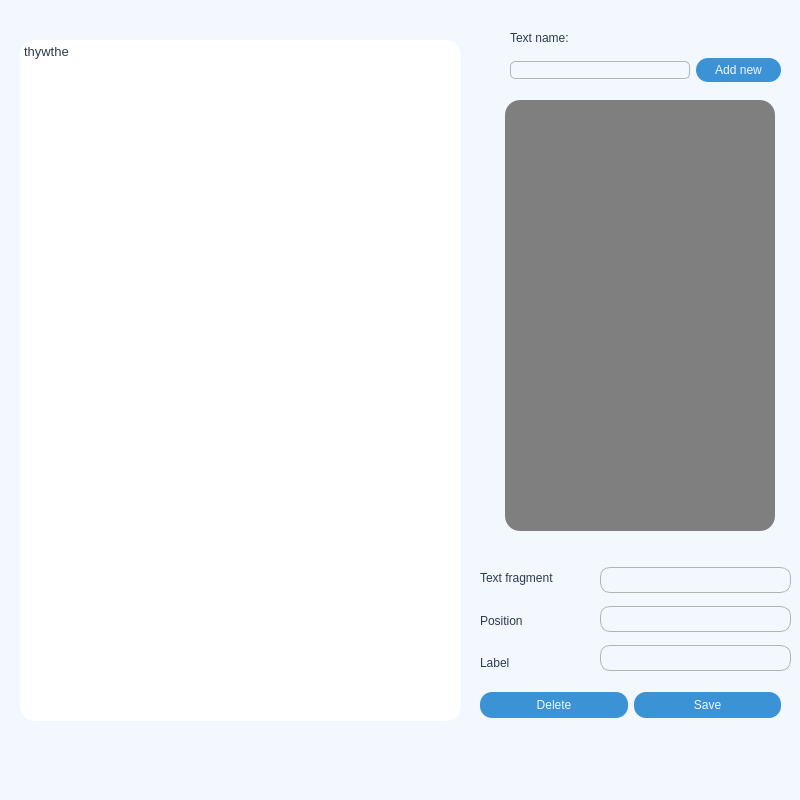
This is uis/texts_label_window.ui in pavdmit/sl2 as Qt 5 draws it before an edit. The edited form follows.
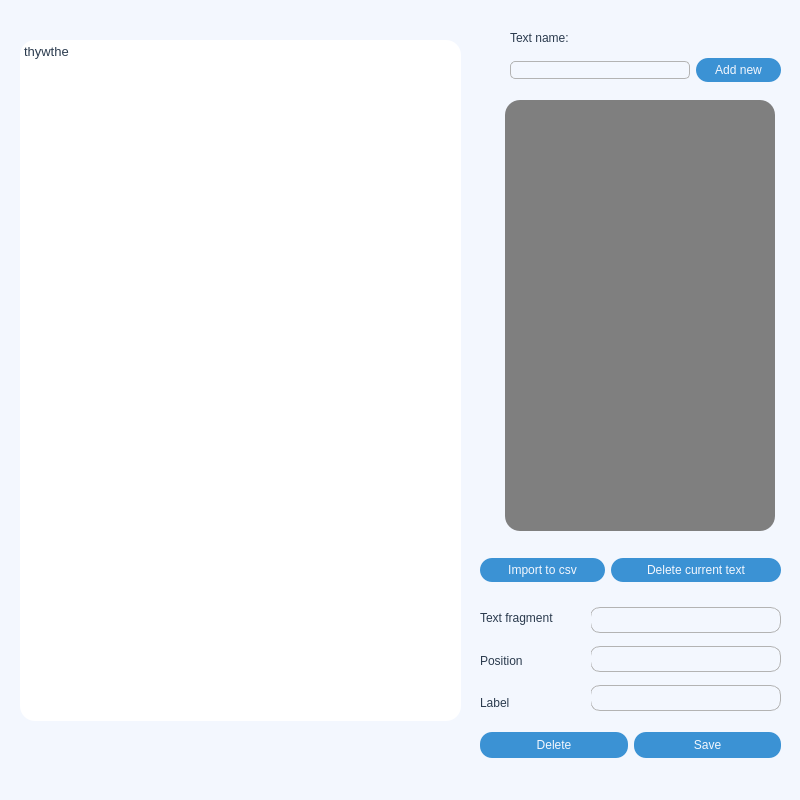
This is the edited form.

Patch:
```diff
--- a/uis/texts_label_window.ui
+++ b/uis/texts_label_window.ui
@@ -46,8 +46,8 @@
    <widget class="QWidget" name="verticalLayoutWidget_2">
     <property name="geometry">
      <rect>
-      <x>600</x>
-      <y>560</y>
+      <x>590</x>
+      <y>600</y>
       <width>191</width>
       <height>121</height>
      </rect>
@@ -135,7 +135,7 @@
     <property name="geometry">
      <rect>
       <x>480</x>
-      <y>680</y>
+      <y>720</y>
       <width>301</width>
       <height>51</height>
      </rect>
@@ -201,7 +201,7 @@
     <property name="geometry">
      <rect>
       <x>480</x>
-      <y>560</y>
+      <y>600</y>
       <width>111</width>
       <height>121</height>
      </rect>
@@ -350,6 +350,72 @@
 &lt;p style=&quot; margin-top:0px; margin-bottom:0px; margin-left:0px; margin-right:0px; -qt-block-indent:0; text-indent:0px;&quot;&gt;thywthe&lt;/p&gt;&lt;/body&gt;&lt;/html&gt;</string>
     </property>
    </widget>
+   <widget class="QWidget" name="horizontalLayoutWidget_3">
+    <property name="geometry">
+     <rect>
+      <x>480</x>
+      <y>550</y>
+      <width>301</width>
+      <height>41</height>
+     </rect>
+    </property>
+    <layout class="QHBoxLayout" name="horizontalLayout_3">
+     <item>
+      <widget class="QPushButton" name="import_to_csv_btn">
+       <property name="minimumSize">
+        <size>
+         <width>0</width>
+         <height>24</height>
+        </size>
+       </property>
+       <property name="styleSheet">
+        <string notr="true">QPushButton {
+	background-color: rgb(59, 146, 212);
+	color:rgb(243,247,254);
+	border: 0px solid;
+	border-radius: 12px;
+	font: 13pt &quot;Andale Mono&quot;;
+}
+
+QPushButton:hover {
+	background-color: rgb(243,247,254);
+	color:rgb(59, 146, 212);
+}</string>
+       </property>
+       <property name="text">
+        <string>Import to csv</string>
+       </property>
+      </widget>
+     </item>
+     <item>
+      <widget class="QPushButton" name="delete_cur_text_btn">
+       <property name="minimumSize">
+        <size>
+         <width>170</width>
+         <height>24</height>
+        </size>
+       </property>
+       <property name="styleSheet">
+        <string notr="true">QPushButton {
+	background-color: rgb(59, 146, 212);
+	color:rgb(243,247,254);
+	border: 0px solid;
+	border-radius: 12px;
+	font: 13pt &quot;Andale Mono&quot;;
+}
+
+QPushButton:hover {
+	background-color: rgb(243,247,254);
+	color:rgb(59, 146, 212);
+}</string>
+       </property>
+       <property name="text">
+        <string>Delete current text</string>
+       </property>
+      </widget>
+     </item>
+    </layout>
+   </widget>
   </widget>
  </widget>
  <resources/>
```
